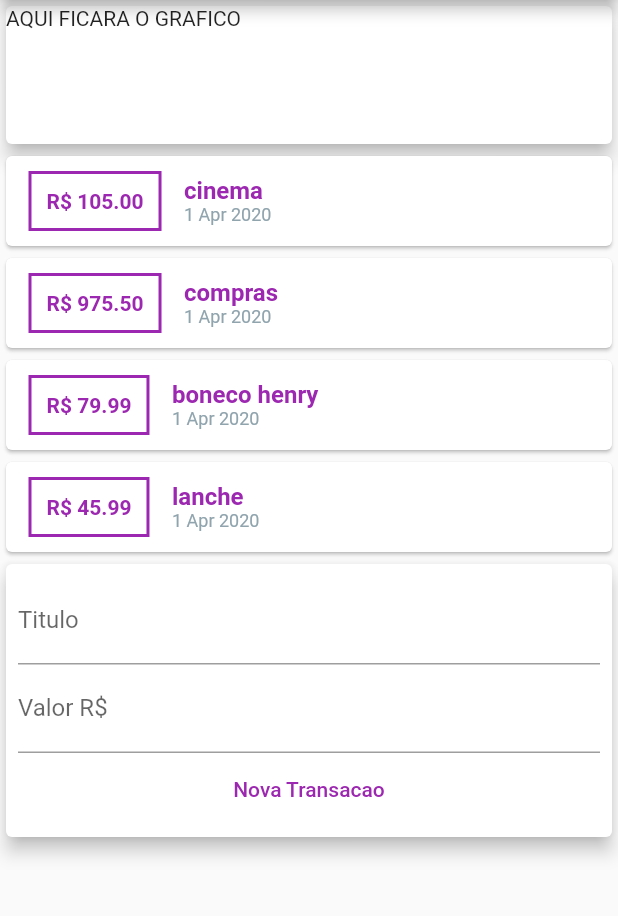
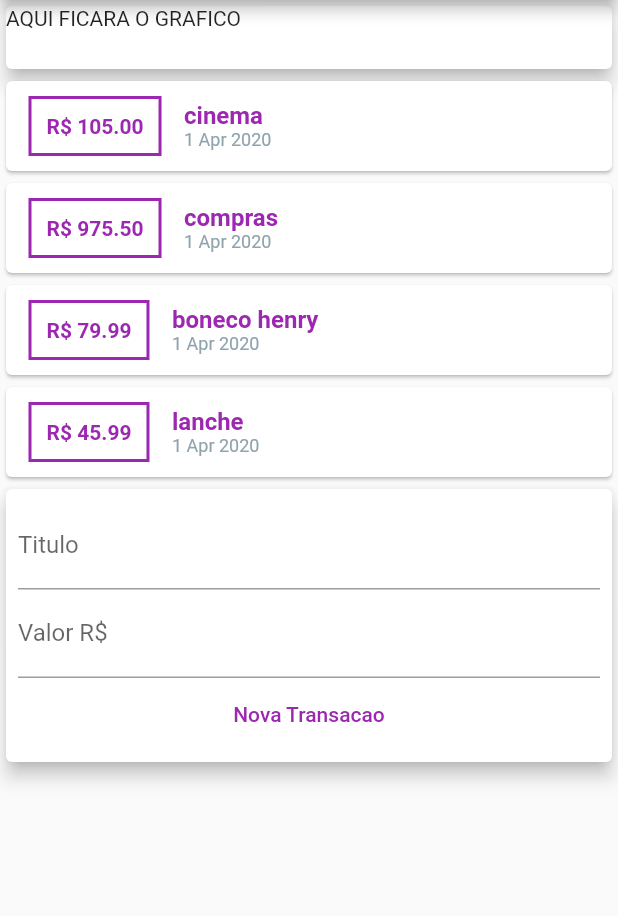
Before and after one commit to ivonildo-lopes/despesas-flutter, a Flutter app: the screen it shows after launch, on a phone screen of 412 x 824 dp, the part 84-1000 px from its top. Run offline on Flutter 3.47's test engine with Material 2 defaults, Android fonts, the phone set to English and light mode, and no system bars.

Commit message:
retirando comentario

```diff
--- a/lib/components/cardTransaction.dart
+++ b/lib/components/cardTransaction.dart
@@ -1,5 +1,5 @@
-import 'package:despesas/cardTransactionValue.dart';
-import 'package:despesas/cardTrasactionDescription.dart';
+import 'package:despesas/components/cardTransactionValue.dart';
+import 'package:despesas/components/cardTrasactionDescription.dart';
 import 'package:despesas/model/transaction.dart';
 import 'package:flutter/material.dart';
 
--- a/lib/cardTrasactionDescription.dart
+++ b/lib/components/cardTrasactionDescription.dart
@@ -10,7 +10,6 @@ class CardTransactionDescription extends StatelessWidget {
   @override
   Widget build(BuildContext context) {
     return Column(
-      // mainAxisAlignment: MainAxisAlignment.end,
       crossAxisAlignment: CrossAxisAlignment.start,
       children: <Widget>[
         Text(transaction.title,
--- a/lib/components/transactionUser.dart
+++ b/lib/components/transactionUser.dart
@@ -1,7 +1,7 @@
 import 'dart:math';
 
-import 'package:despesas/cardTransactionNew.dart';
 import 'package:despesas/components/cardTransaction.dart';
+import 'package:despesas/components/cardTransactionNew.dart';
 import 'package:despesas/model/transaction.dart';
 import 'package:flutter/material.dart';
 
--- a/lib/grafico.dart
+++ b/lib/grafico.dart
@@ -7,7 +7,7 @@ class Grafico extends StatelessWidget {
   Widget build(BuildContext context) {
     return Container(
       // width: double.infinity,
-      height: 100,
+      height: 50,
       child: Card(
         child: Text('AQUI FICARA O GRAFICO'),
         color: Colors.purple[350],
--- a/lib/main.dart
+++ b/lib/main.dart
@@ -20,13 +20,10 @@ class HomePage  extends StatelessWidget {
         title: Text('Controle de despesas'),
       ),
       body: Column(
-        // mainAxisAlignment: MainAxisAlignment.spaceAround,
         crossAxisAlignment: CrossAxisAlignment.stretch,
         children: <Widget>[
           Grafico(),
           TransactionUser()
-          // CardTransaction(null),
-          // CardTransactionNew()
         ],
       ),
     );
```
Also changed, not shown: lib/components/cardTransactionNew.dart (renamed from lib/cardTransactionNew.dart), lib/components/cardTransactionValue.dart (renamed from lib/cardTransactionValue.dart).
